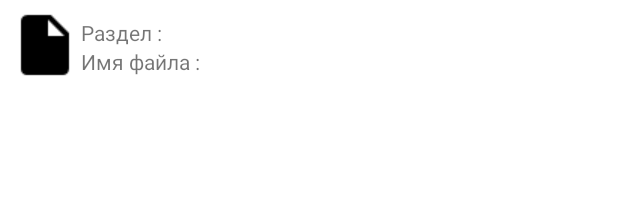
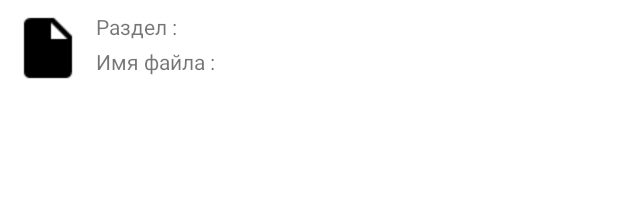
Before and after one commit to rukishido/ScheduleService, an Android app: the layout schedule_item.xml on its own in the app's theme, with its tools: preview values and no code run, on a phone screen of 412 x 824 dp. Shown: the top 204 px of the screen. Run offline under Robolectric (Android 15) with nearby library versions, the phone set to English and light mode, and no system bars.

Commit message:
Немного поправил разметку элемента списка. Добавил открытие расписания по нажатию на элемент.

```diff
--- a/app/src/main/java/com/example/scheduleservice/ScheduleDataAdapter.java
+++ b/app/src/main/java/com/example/scheduleservice/ScheduleDataAdapter.java
@@ -42,4 +42,10 @@ public class ScheduleDataAdapter extends ArrayAdapter<ScheduleItemData> {
         return view;
         //return super.getView(position, convertView, parent);
     }
+
+    @Nullable
+    @Override
+    public ScheduleItemData getItem(int position) {
+        return scheduleItemDataList.get(position);
+    }
 }
--- a/app/src/main/java/com/example/scheduleservice/ScheduleItemData.java
+++ b/app/src/main/java/com/example/scheduleservice/ScheduleItemData.java
@@ -22,7 +22,7 @@ public class ScheduleItemData {
         return fileName;
     }
 
-    public String getFileLinks() {
+    public String getFileLink() {
         return fileLink;
     }
 }
--- a/app/src/main/res/layout/schedule_item.xml
+++ b/app/src/main/res/layout/schedule_item.xml
@@ -1,16 +1,16 @@
 <?xml version="1.0" encoding="utf-8"?>
 <androidx.constraintlayout.widget.ConstraintLayout xmlns:android="http://schemas.android.com/apk/res/android"
     xmlns:app="http://schemas.android.com/apk/res-auto"
-    xmlns:tools="http://schemas.android.com/tools"
     android:layout_width="match_parent"
-    android:layout_height="match_parent"
-    android:padding="6dp">
+    android:layout_height="match_parent">
 
     <TextView
         android:id="@+id/schedule_item_category"
         android:layout_width="wrap_content"
         android:layout_height="wrap_content"
-        android:layout_marginTop="6dp"
+        android:layout_marginStart="8dp"
+        android:layout_marginLeft="8dp"
+        android:layout_marginTop="8dp"
         android:text="@string/schedule_item_category"
         app:layout_constraintStart_toEndOf="@+id/schedule_item_icon"
         app:layout_constraintTop_toTopOf="parent" />
@@ -19,17 +19,23 @@
         android:id="@+id/schedule_item_fileName"
         android:layout_width="wrap_content"
         android:layout_height="wrap_content"
-        android:maxLength="30"
+        android:layout_marginStart="8dp"
+        android:layout_marginLeft="8dp"
+        android:layout_marginTop="4dp"
+        android:maxLength="45"
         android:text="@string/schedule_item_fileName"
         app:layout_constraintStart_toEndOf="@+id/schedule_item_icon"
         app:layout_constraintTop_toBottomOf="@+id/schedule_item_category" />
 
     <ImageView
         android:id="@+id/schedule_item_icon"
-        android:maxLength="30"
         android:layout_width="wrap_content"
         android:layout_height="wrap_content"
+        android:layout_marginStart="8dp"
+        android:layout_marginLeft="8dp"
+        android:layout_marginTop="8dp"
         android:contentDescription="@string/schedule_item_iconContentDescription"
+        android:maxLength="30"
         app:layout_constraintStart_toStartOf="parent"
         app:layout_constraintTop_toTopOf="parent"
         app:srcCompat="@drawable/schedule_item_icon" />
```
Also changed, not shown: app/src/main/java/com/example/scheduleservice/MainActivity.java (+7 -45 lines), app/src/main/java/com/example/scheduleservice/ScheduleDataTask.java (+20 -13 lines).
